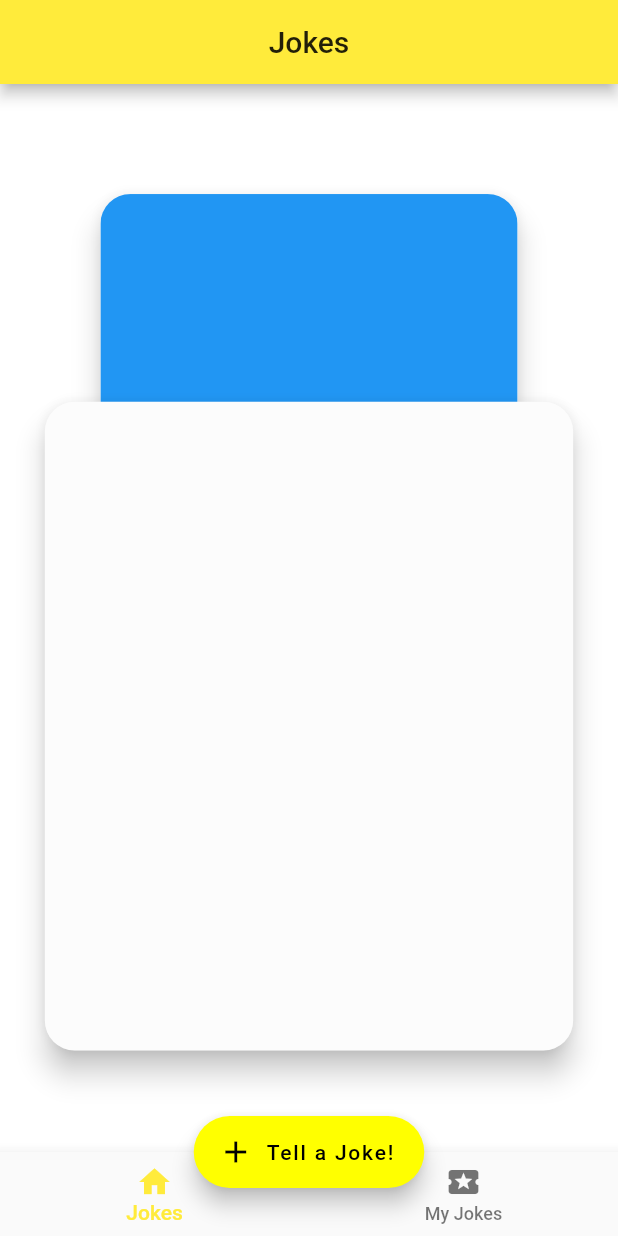
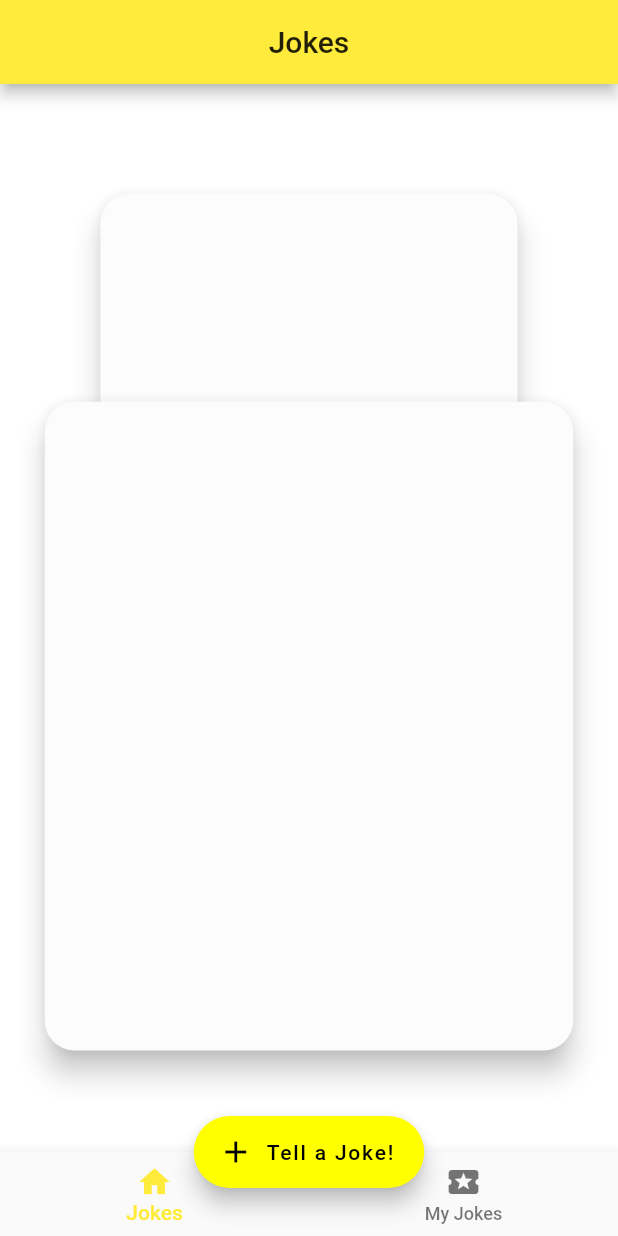
Before and after one commit to melWiss/jokes_app, a Flutter app: the screen it shows after launch, on a phone screen of 412 x 824 dp. Run offline on Flutter 3.47's test engine with Material 2 defaults, Android fonts, the phone set to English and light mode, and no system bars.

Commit message:
Card animation 2 on 3 completed.

```diff
--- a/lib/main.dart
+++ b/lib/main.dart
@@ -193,10 +193,11 @@ class _SwipeCards2State extends State<SwipeCards2> {
               borderRadius: BorderRadius.all(Radius.circular(20)),
               child: ClipRRect(
                 borderRadius: BorderRadius.all(Radius.circular(20)),
-                child: Container(
+                child: AnimatedContainer(
+                  duration: Duration(milliseconds: 200),
                   height: heightCard2End,
                   width: widthCard2End,
-                  color: Colors.blue,
+                  color: Colors.white38,
                 ),
               ),
             ),
```
